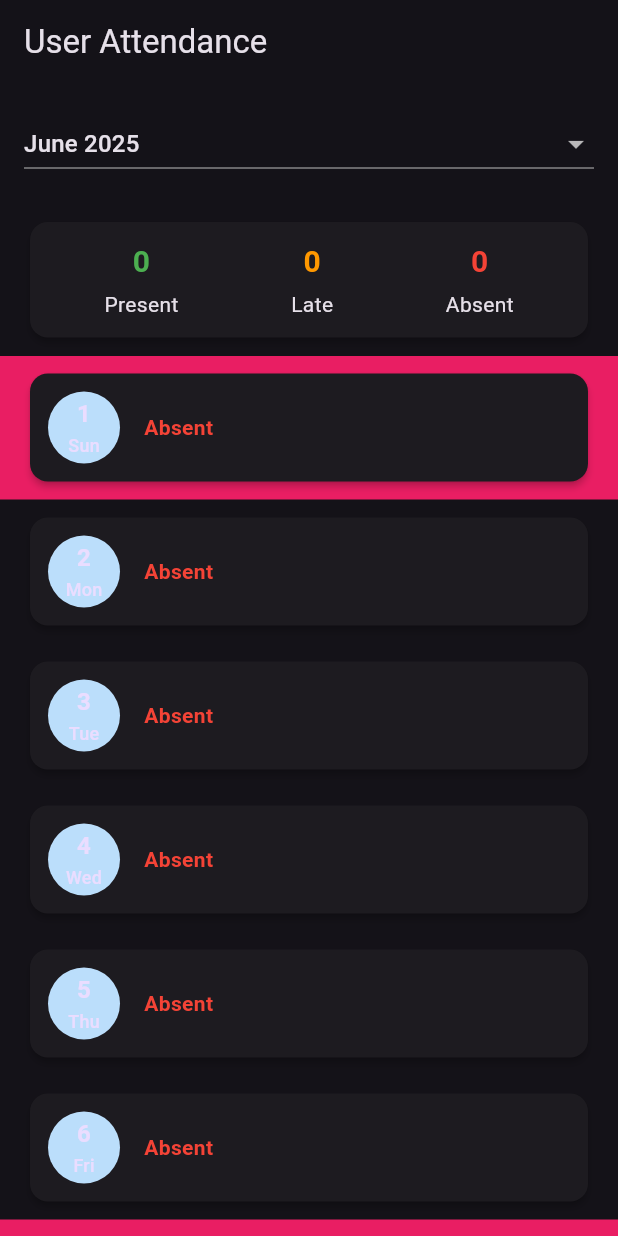
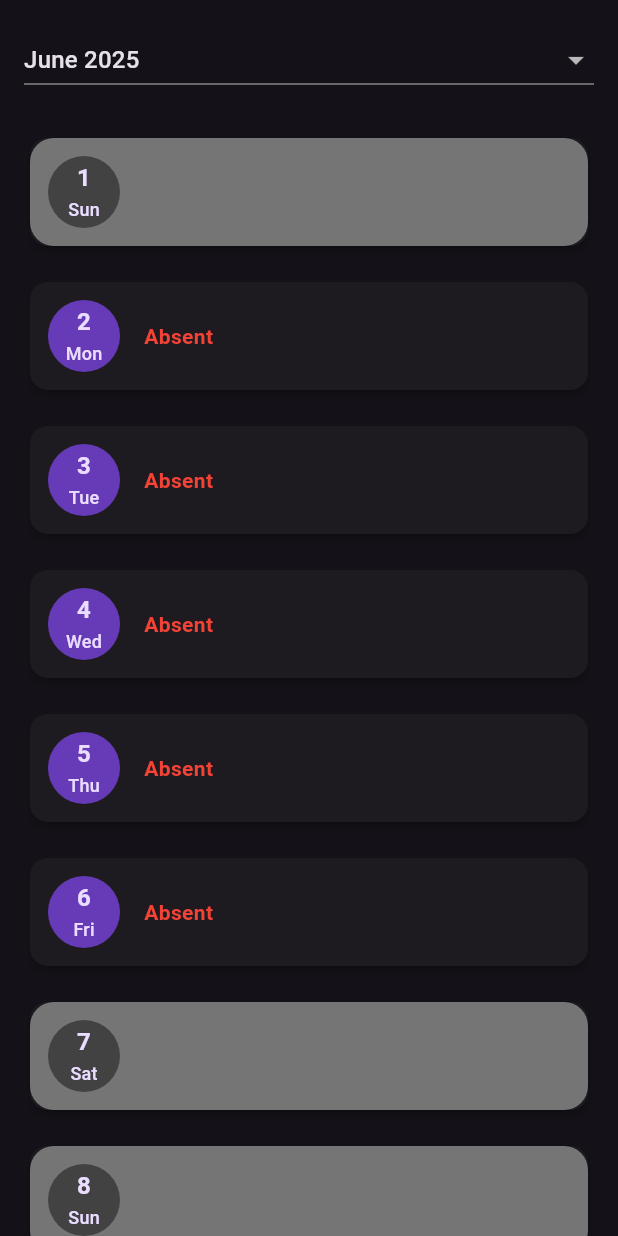
Before and after one commit to nurzaly/FlutteriSTAFF, a Flutter app: the AttendancePage screen opened directly, on a phone screen of 412 x 824 dp. Run offline on Flutter 3.47's test engine with Material 3 defaults, Android fonts, the light colour scheme and no system bars; our stand-ins replace cached_network_image, font_awesome_flutter, google_fonts, shared_preferences, shimmer; accounts and stored records are empty; network calls fail.

Commit message:
Refactor code structure for improved readability and maintainability

```diff
--- a/lib/views/pages/attendance_page.dart
+++ b/lib/views/pages/attendance_page.dart
@@ -1,7 +1,10 @@
 import 'package:flutter/material.dart';
 import 'package:http/http.dart' as http;
 import 'package:intl/intl.dart';
+import 'package:istaff/data/constants.dart';
 import 'package:istaff/data/models/attendance_model.dart';
+import 'package:istaff/data/models/holiday_model.dart';
+import 'package:istaff/data/models/status_model.dart';
 import 'dart:convert';
 
 import 'package:istaff/data/repositories/attendance_repository.dart';
@@ -16,6 +19,9 @@ class AttendancePage extends StatefulWidget {
 class _AttendancePageState extends State<AttendancePage> {
   DateTime selectedMonth = DateTime(DateTime.now().year, DateTime.now().month);
   Map<String, Map<String, String>> attendanceMap = {}; // key: yyyy-MM-dd
+  List<Holiday> holidays = [];
+  List<StatusModel> statuses = [];
+  bool isLoadingAttendance = true;
 
   int totalPresent = 0;
   int totalAbsent = 0;
@@ -28,17 +34,15 @@ class _AttendancePageState extends State<AttendancePage> {
   }
 
   Future<void> _loadAttendanceData() async {
-    final url = Uri.parse(
-      'https://yourdomain.com/api/attendance',
-    ); // replace this URL
     try {
+      isLoadingAttendance = true;
       final data = await AttendanceRepository().fetchUserAttendances(
-        selectedMonth.month.toString(), // replace with selectedMonth.year and selectedMonth.month
+        selectedMonth.month
+            .toString(), // replace with selectedMonth.year and selectedMonth.month
       );
 
-      print('Selected month: ${selectedMonth.month.toString()}');
-
-      print('Fetched user statuses: $data');
+      holidays = data.holidays;
+      statuses = data.statuses;
 
       final Map<String, List<Attendance>> grouped = {};
 
@@ -93,6 +97,10 @@ class _AttendancePageState extends State<AttendancePage> {
       setState(() {});
     } catch (e) {
       print('API Error: $e');
+    } finally {
+      setState(() {
+        isLoadingAttendance = false;
+      });
     }
   }
 
@@ -125,27 +133,41 @@ class _AttendancePageState extends State<AttendancePage> {
     final daysInMonth = _getDaysInMonth(selectedMonth);
 
     return Scaffold(
-      appBar: AppBar(title: const Text('User Attendance')),
-      body: Column(
+      // appBar: AppBar(title: const Text('User Attendance')),
+      body:
+          isLoadingAttendance
+              ? const Center(child: CircularProgressIndicator())
+              : Column(
                 children: [
-          _buildMonthDropdown(),
-          Padding(
-            padding: const EdgeInsets.symmetric(horizontal: 16, vertical: 8),
-            child: Card(
-              elevation: 2,
-              child: Padding(
-                padding: const EdgeInsets.all(12),
-                child: Row(
-                  mainAxisAlignment: MainAxisAlignment.spaceAround,
-                  children: [
-                    _buildSummaryItem("Present", totalPresent, Colors.green),
-                    _buildSummaryItem("Late", totalLate, Colors.orange),
-                    _buildSummaryItem("Absent", totalAbsent, Colors.red),
-                  ],
-                ),
-              ),
-            ),
-          ),
+                  Container(child: _buildMonthDropdown()),
+                  // Padding(
+                  //   padding: const EdgeInsets.symmetric(
+                  //     horizontal: 16,
+                  //     vertical: 8,
+                  //   ),
+                  //   child: Card(
+                  //     elevation: 2,
+                  //     child: Padding(
+                  //       padding: const EdgeInsets.all(12),
+                  //       child: Row(
+                  //         mainAxisAlignment: MainAxisAlignment.spaceAround,
+                  //         children: [
+                  //           _buildSummaryItem(
+                  //             "Present",
+                  //             totalPresent,
+                  //             Colors.green,
+                  //           ),
+                  //           _buildSummaryItem("Late", totalLate, Colors.orange),
+                  //           _buildSummaryItem(
+                  //             "Absent",
+                  //             totalAbsent,
+                  //             Colors.red,
+                  //           ),
+                  //         ],
+                  //       ),
+                  //     ),
+                  //   ),
+                  // ),
 
                   Expanded(
                     child: ListView.builder(
@@ -153,21 +175,28 @@ class _AttendancePageState extends State<AttendancePage> {
                       itemBuilder: (context, index) {
                         final day = daysInMonth[index];
                         final dayKey = DateFormat('yyyy-MM-dd').format(day);
-                final weekday = DateFormat('E').format(day); // e.g., Mon
+                        final weekday = DateFormat(
+                          'E',
+                        ).format(day); // e.g., Mon
                         final isWeekend =
                             day.weekday == DateTime.saturday ||
                             day.weekday == DateTime.sunday;
                         final data = attendanceMap[dayKey];
+
+                        final holiday = getHolidayForDate(
+                          day.day,
+                          day.month,
+                          day.year,
+                        );
 
                         final isLate =
                             data != null &&
                             data['checkIn'] != null &&
                             DateFormat('HH:mm')
                                 .parse(data['checkIn']!)
-                        .isAfter(DateFormat('HH:mm').parse('09:01'));
+                                .isAfter(DateFormat('HH:mm').parse('09:00'));
 
                         return Container(
-                  color: isWeekend ? Colors.pink : Colors.transparent,
                           padding: const EdgeInsets.symmetric(
                             horizontal: 16,
                             vertical: 8,
@@ -177,16 +206,32 @@ class _AttendancePageState extends State<AttendancePage> {
                             shape: RoundedRectangleBorder(
                               borderRadius: BorderRadius.circular(12),
                             ),
+                            child: Container(
+                              decoration: BoxDecoration(
+                                color:
+                                    holiday != null
+                                        ? Colors.pink[200]
+                                        : isWeekend
+                                        ? Colors.grey[600]
+                                        : Colors.transparent,
+                                borderRadius: BorderRadius.circular(
+                                  16,
+                                ), // Rounded corners
+                              ),
                               child: Padding(
                                 padding: const EdgeInsets.all(12.0),
                                 child: Row(
                                   children: [
                                     // Left: Day in circle
                                     CircleAvatar(
+                                      backgroundColor:
+                                          isWeekend
+                                              ? Colors.grey[800]
+                                              : Colors.deepPurple,
                                       radius: 24,
-                            backgroundColor: Colors.blue.shade100,
                                       child: Column(
-                              mainAxisAlignment: MainAxisAlignment.center,
+                                        mainAxisAlignment:
+                                            MainAxisAlignment.center,
                                         children: [
                                           Text(
                                             '${day.day}',
@@ -196,7 +241,9 @@ class _AttendancePageState extends State<AttendancePage> {
                                           ),
                                           Text(
                                             weekday,
-                                  style: const TextStyle(fontSize: 12),
+                                            style: const TextStyle(
+                                              fontSize: 12,
+                                            ),
                                           ),
                                         ],
                                       ),
@@ -207,57 +254,16 @@ class _AttendancePageState extends State<AttendancePage> {
                                     Expanded(
                                       child:
                                           data == null
-                                    ? const Text(
-                                      'Absent',
-                                      style: TextStyle(
-                                        color: Colors.red,
-                                        fontWeight: FontWeight.bold,
-                                      ),
+                                              ? buildAbsentText(
+                                                day.day,
+                                                day.month,
+                                                day.year,
+                                                isWeekend,
                                               )
-                                    : Row(
-                                      mainAxisAlignment:
-                                          MainAxisAlignment.spaceBetween,
-                                      children: [
-                                        Row(
-                                          children: [
-                                            const Icon(
-                                              Icons.login,
-                                              size: 20,
-                                              color: Colors.green,
-                                            ),
-                                            const SizedBox(width: 6),
-                                            Text(
-                                              data['checkIn'] ?? '--:--',
-                                              style: TextStyle(
-                                                color:
-                                                    isLate
-                                                        ? Colors.red
-                                                        : Colors.green,
-                                                fontWeight: FontWeight.w600,
-                                              ),
+                                              : buildCheckInOut(data: data, isLate: isLate),
                                     ),
                                   ],
                                 ),
-                                        Row(
-                                          children: [
-                                            const Icon(
-                                              Icons.logout,
-                                              size: 20,
-                                              color: Colors.orange,
-                                            ),
-                                            const SizedBox(width: 6),
-                                            Text(
-                                              data['checkOut'] ?? '--:--',
-                                              style: const TextStyle(
-                                                fontWeight: FontWeight.w600,
-                                              ),
-                                            ),
-                                          ],
-                                        ),
-                                      ],
-                                    ),
-                          ),
-                        ],
                               ),
                             ),
                           ),
@@ -309,4 +315,144 @@ class _AttendancePageState extends State<AttendancePage> {
       (i) => DateTime(month.year, month.month, i + 1),
     );
   }
+
+  String? getHolidayForDate(int day, int month, int year) {
+    DateTime givenDate = DateTime(year, month, day);
+
+    for (var holiday in holidays) {
+      DateTime holidayDate = DateTime.parse(holiday.date.toIso8601String());
+      if (holidayDate.year == givenDate.year &&
+          holidayDate.month == givenDate.month &&
+          holidayDate.day == givenDate.day) {
+        return holiday.name;
       }
+    }
+
+    return null; // No match found
+  }
+
+  bool isBetween(DateTime givenDate, DateTime startDate, DateTime endDate) {
+    return (givenDate.isAtSameMomentAs(startDate) ||
+            givenDate.isAfter(startDate)) &&
+        (givenDate.isAtSameMomentAs(endDate) || givenDate.isBefore(endDate));
+  }
+
+  String? getStatusForDate(int day, int month, int year) {
+    DateTime givenDate = DateTime(year, month, day);
+
+    for (var status in statuses) {
+      // DateTime statusDate = DateTime.parse(status.date.toIso8601String());
+      if (status.endDate != null) {
+        if (isBetween(givenDate, status.startDate, status.endDate!)) {
+          return '${status.name!.toUpperCase()} - ${status.notes!.toUpperCase()}';
+        }
+      }
+      if (status.startDate != null &&
+          givenDate.isAtSameMomentAs(status.startDate)) {
+        return '${status.name!.toUpperCase()} - ${status.notes!.toUpperCase()}';
+      }
+    }
+
+    return null; // No match found
+  }
+
+  bool isBeforeOrEqualToday(int day, int month, int year) {
+    DateTime givenDate = DateTime(DateTime.now().year, month, day);
+    DateTime now = DateTime.now();
+    DateTime today = DateTime(now.year, now.month, now.day);
+
+    return givenDate.isBefore(today) || givenDate.isAtSameMomentAs(today);
+  }
+
+  Widget buildAbsentText(int day, int month, int year, bool isWeekend) {
+    final holiday = getHolidayForDate(day, month, year);
+    final status = getStatusForDate(day, month, year);
+
+    if (holiday != null) {
+      return Text(
+        holiday,
+        style: const TextStyle(color: Colors.pink, fontWeight: FontWeight.bold),
+      );
+    }
+    if (status != null) {
+      return Text(
+        status,
+        style: const TextStyle(color: Colors.pink, fontWeight: FontWeight.bold),
+      );
+    }
+
+    if (isBeforeOrEqualToday(day, month, year)) {
+      return Text(
+        isWeekend ? '' : 'Absent',
+        style: const TextStyle(color: Colors.red, fontWeight: FontWeight.bold),
+      );
+    } else {
+      return const Text('', style: TextStyle());
+    }
+  }
+}
+
+class buildCheckInOut extends StatelessWidget {
+  const buildCheckInOut({
+    super.key,
+    required this.data,
+    required this.isLate,
+  });
+
+  final Map<String, String>? data;
+  final bool isLate;
+
+  @override
+  Widget build(BuildContext context) {
+    return Row(
+      mainAxisAlignment:
+          MainAxisAlignment
+              .spaceBetween,
+      children: [
+        Row(
+          children: [
+            const Icon(
+              Icons.login,
+              size: 20,
+              color: Colors.green,
+            ),
+            const SizedBox(width: 6),
+            Text(
+              data?['checkIn'] ??
+                  '--:--',
+              style: TextStyle(
+                color:
+                    isLate
+                        ? Colors.red
+                        : Colors
+                            .green,
+                fontWeight:
+                    FontWeight.w600,
+                    fontSize: 24,
+              ),
+            ),
+          ],
+        ),
+        Row(
+          children: [
+            const Icon(
+              Icons.logout,
+              size: 20,
+              color: Colors.red,
+            ),
+            const SizedBox(width: 6),
+            Text(
+              data?['checkOut'] ??
+                  '--:--',
+              style: const TextStyle(
+                fontWeight:
+                    FontWeight.w600,
+                fontSize: 24,
+              ),
+            ),
+          ],
+        ),
+      ],
+    );
+  }
+}
--- a/lib/views/pages/profile_page.dart
+++ b/lib/views/pages/profile_page.dart
@@ -60,7 +60,7 @@ class _ProfilePageState extends State<ProfilePage> {
       print('Logout error: $e');
     }
 
-    selectedPageNotifier.value = 0;
+    // selectedPageNotifier.value = 0;
     Navigator.pushAndRemoveUntil(
       context,
       MaterialPageRoute(builder: (_) => LoginPage()),
--- a/lib/views/widgets/navbar_widget.dart
+++ b/lib/views/widgets/navbar_widget.dart
@@ -12,10 +12,10 @@ class NavBarWidget extends StatelessWidget {
       return NavigationBar(
         destinations: [
           NavigationDestination(icon: Icon(Icons.home), label: 'Dashboard'),
-          NavigationDestination(icon: Icon(Icons.business), label: 'Staff'),
+          NavigationDestination(icon: Icon(Icons.people), label: 'Staff'),
           NavigationDestination(icon: Icon(Icons.flag), label: 'Status'),
-          NavigationDestination(icon: Icon(Icons.watch), label: 'Attendance'),
-          NavigationDestination(icon: Icon(Icons.people), label: 'Profile'),
+          NavigationDestination(icon: Icon(Icons.access_time), label: 'Attendance'),
+          NavigationDestination(icon: Icon(Icons.person), label: 'Profile'),
         ],
         onDestinationSelected: (int value) {
           selectedPageNotifier.value = value;
```
Also changed, not shown: lib/data/constants.dart (+4 -4 lines), lib/views/pages/login_page.dart (+42 -16 lines), lib/views/pages/staff_page.dart (+35 -33 lines), pubspec.yaml (+8 -1 lines), assets/images/bg.png (added), assets/images/bg2.png (added), assets/images/bg4.png (added), assets/images/logo.png (added), pubspec.lock, 6 other files. Lines whose indentation alone changed are shown as unchanged.
